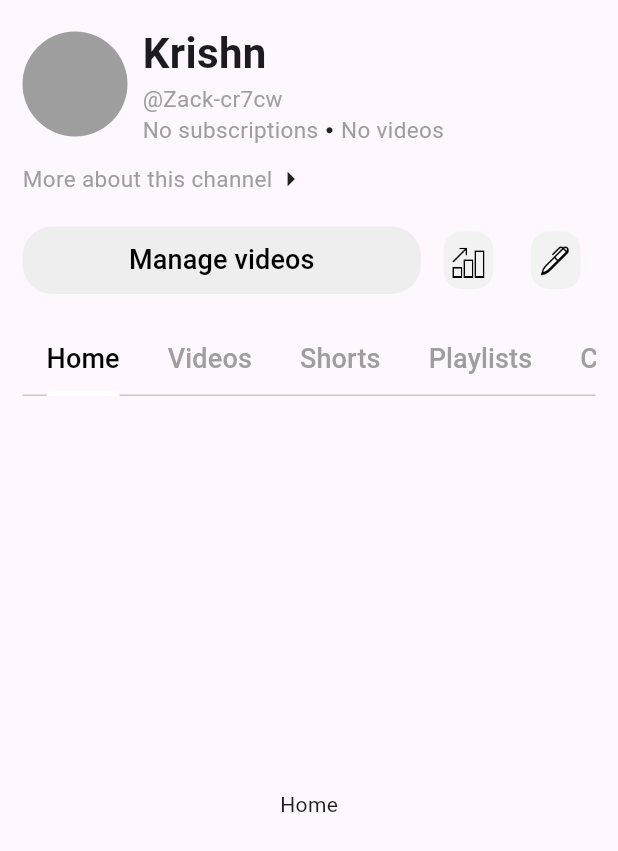
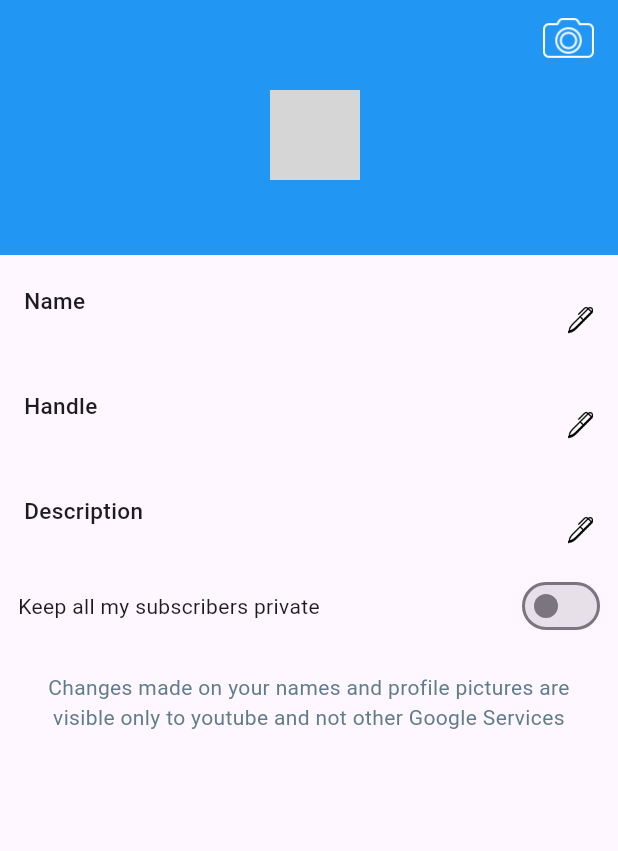
Before and after one commit to zack-04/vidstream, a Flutter app: the screen it shows once a user with an empty profile is signed in, on a phone screen of 412 x 824 dp. Shown: the top 851 px of the screen. Run offline on Flutter 3.47's test engine with Material 3 defaults, Android fonts, the phone set to English and light mode, and no system bars; our stand-ins replace cached_network_image, cloud_firestore, firebase_auth, firebase_core, flutter_riverpod, google_sign_in; accounts and stored records are empty; network calls fail; grey boxes are pictures that could not be loaded.

Commit message:
added  my channel settings UI

```diff
--- a/lib/features/channel/my_channel/pages/my_channel_page.dart
+++ b/lib/features/channel/my_channel/pages/my_channel_page.dart
@@ -1,44 +1,58 @@
 import 'package:flutter/material.dart';
+import 'package:flutter_riverpod/flutter_riverpod.dart';
+import 'package:vidstream/cores/screens/error_page.dart';
+import 'package:vidstream/cores/screens/loader.dart';
+import 'package:vidstream/features/auth/provider/user_provider.dart';
 import 'package:vidstream/features/channel/my_channel/parts/buttons.dart';
 import 'package:vidstream/features/channel/my_channel/parts/tab_bar.dart';
 import 'package:vidstream/features/channel/my_channel/parts/tab_pages.dart';
 import 'package:vidstream/features/channel/my_channel/parts/top_header.dart';
 
-class MyChannelPage extends StatelessWidget {
+class MyChannelPage extends ConsumerWidget {
   const MyChannelPage({super.key});
 
   @override
-  Widget build(BuildContext context) {
-    return const DefaultTabController(
+  Widget build(BuildContext context, WidgetRef ref) {
+    return ref.watch(currentUserProvider).when(
+          data: (currentUser) {
+            return DefaultTabController(
               length: 7,
               child: Scaffold(
                 body: SafeArea(
                   child: Padding(
-            padding: EdgeInsets.symmetric(horizontal: 15, vertical: 15),
+                    padding: const EdgeInsets.symmetric(
+                        horizontal: 15, vertical: 15),
                     child: Column(
                       crossAxisAlignment: CrossAxisAlignment.start,
                       children: [
-                TopHeader(),
-                SizedBox(height: 10),
-                Row(
+                        TopHeader(
+                          userModel: currentUser,
+                        ),
+                        const SizedBox(height: 10),
+                        const Row(
                           children: [
                             Text(
                               'More about this channel',
-                      style: TextStyle(fontSize: 15, color: Colors.grey),
+                              style:
+                                  TextStyle(fontSize: 15, color: Colors.grey),
                             ),
                             Icon(Icons.arrow_right_outlined)
                           ],
                         ),
-                SizedBox(height: 20),
-                Buttons(),
-                SizedBox(height: 20),
-                PageTabBar(),
-                TabPages(),
+                        const SizedBox(height: 20),
+                        const Buttons(),
+                        const SizedBox(height: 20),
+                        const PageTabBar(),
+                        const TabPages(),
                       ],
                     ),
                   ),
                 ),
               ),
             );
+          },
+          error: (error, stackTrace) => const ErrorPage(),
+          loading: () => const Loader(),
+        );
   }
 }
--- /dev/null
+++ b/lib/features/channel/my_channel/pages/my_channel_setting.dart
@@ -0,0 +1,118 @@
+import 'package:cached_network_image/cached_network_image.dart';
+import 'package:flutter/material.dart';
+import 'package:flutter_riverpod/flutter_riverpod.dart';
+import 'package:vidstream/cores/screens/error_page.dart';
+import 'package:vidstream/cores/screens/loader.dart';
+import 'package:vidstream/features/auth/provider/user_provider.dart';
+import 'package:vidstream/features/channel/my_channel/widgets/setting_field_item.dart';
+
+class MyChannelSettings extends ConsumerStatefulWidget {
+  const MyChannelSettings({super.key});
+
+  @override
+  ConsumerState<MyChannelSettings> createState() => _MyChannelSettingsState();
+}
+
+class _MyChannelSettingsState extends ConsumerState<MyChannelSettings> {
+  bool isSwitched = false;
+  @override
+  Widget build(BuildContext context) {
+    return ref.watch(currentUserProvider).when(
+          data: (currentUser) {
+            return Scaffold(
+              body: SafeArea(
+                child: Padding(
+                  padding:
+                      const EdgeInsets.symmetric(horizontal: 0, vertical: 0),
+                  child: Column(
+                    children: [
+                      Stack(
+                        children: [
+                          Container(
+                            height: 170,
+                            width: double.infinity,
+                            color: Colors.blue,
+                          ),
+                          Positioned(
+                            left: 180,
+                            top: 60,
+                            child: CircleAvatar(
+                              radius: 30,
+                              backgroundColor: Colors.grey,
+                              backgroundImage: CachedNetworkImageProvider(
+                                  currentUser.profilePic),
+                            ),
+                          ),
+                          Positioned(
+                            right: 16,
+                            top: 10,
+                            child: Image.asset(
+                              "assets/icons/camera.png",
+                              height: 34,
+                              color: Colors.white,
+                            ),
+                          ),
+                        ],
+                      ),
+
+                      // second part
+
+                      const SizedBox(height: 14),
+
+                      SettingsItem(
+                        identifier: "Name",
+                        onPressed: () {},
+                        value: currentUser.displayName,
+                      ),
+                      const SizedBox(height: 14),
+                      SettingsItem(
+                        identifier: "Handle",
+                        onPressed: () {},
+                        value: currentUser.userName,
+                      ),
+                      const SizedBox(height: 14),
+                      SettingsItem(
+                        identifier: "Description",
+                        onPressed: () {},
+                        value: currentUser.description,
+                      ),
+
+                      Padding(
+                        padding: const EdgeInsets.only(left: 12, right: 8),
+                        child: Row(
+                          mainAxisAlignment: MainAxisAlignment.spaceBetween,
+                          children: [
+                            const Text("Keep all my subscribers private"),
+                            Switch(
+                              value: isSwitched,
+                              onChanged: (value) {
+                                isSwitched = value;
+                                setState(() {});
+                              },
+                            ),
+                          ],
+                        ),
+                      ),
+
+                      const Padding(
+                        padding:
+                            EdgeInsets.symmetric(horizontal: 10, vertical: 20),
+                        child: Text(
+                          "Changes made on your names and profile pictures are visible only to youtube and not other Google Services",
+                          style: TextStyle(
+                            color: Colors.blueGrey,
+                          ),
+                          textAlign: TextAlign.center,
+                        ),
+                      ),
+                    ],
+                  ),
+                ),
+              ),
+            );
+          },
+          error: (error, stackTrace) => const ErrorPage(),
+          loading: () => const Loader(),
+        );
+  }
+}
--- a/lib/features/channel/my_channel/parts/top_header.dart
+++ b/lib/features/channel/my_channel/parts/top_header.dart
@@ -1,34 +1,41 @@
+import 'package:cached_network_image/cached_network_image.dart';
 import 'package:flutter/material.dart';
+import 'package:vidstream/features/auth/model/user_model.dart';
 
 class TopHeader extends StatelessWidget {
-  const TopHeader({super.key});
+  final UserModel userModel;
+  const TopHeader({
+    super.key,
+    required this.userModel,
+  });
 
   @override
   Widget build(BuildContext context) {
-    return const Column(
+    return Column(
       children: [
         Row(
           children: [
             CircleAvatar(
               backgroundColor: Colors.grey,
               radius: 35,
+              backgroundImage: CachedNetworkImageProvider(userModel.profilePic),
             ),
-            SizedBox(
+            const SizedBox(
               width: 10,
             ),
             Column(
               crossAxisAlignment: CrossAxisAlignment.start,
               children: [
                 Text(
-                  'Krishn',
-                  style: TextStyle(
+                  userModel.displayName,
+                  style: const TextStyle(
                     fontSize: 28,
                     fontWeight: FontWeight.bold,
                   ),
                 ),
                 Text(
-                  '@Zack-cr7cw',
-                  style: TextStyle(
+                  userModel.userName,
+                  style: const TextStyle(
                     fontSize: 15,
                     color: Colors.grey,
                   ),
@@ -36,25 +43,25 @@ class TopHeader extends StatelessWidget {
                 Row(
                   children: [
                     Text(
-                      'No subscriptions',
-                      style: TextStyle(
+                      "${userModel.subscriptions.length} subscriptions",
+                      style: const TextStyle(
                         fontSize: 15,
                         color: Colors.grey,
                       ),
                     ),
-                    SizedBox(
+                    const SizedBox(
                       width: 5,
                     ),
-                    Icon(
+                    const Icon(
                       Icons.circle,
                       size: 5,
                     ),
-                    SizedBox(
+                    const SizedBox(
                       width: 5,
                     ),
                     Text(
-                      'No videos',
-                      style: TextStyle(
+                      "${userModel.videos} videos",
+                      style: const TextStyle(
                         fontSize: 15,
                         color: Colors.grey,
                       ),
--- a/lib/main.dart
+++ b/lib/main.dart
@@ -7,6 +7,7 @@ import 'package:vidstream/cores/screens/loader.dart';
 import 'package:vidstream/features/auth/pages/login_page.dart';
 import 'package:vidstream/features/auth/pages/username_page.dart';
 import 'package:vidstream/features/channel/my_channel/pages/my_channel_page.dart';
+import 'package:vidstream/features/channel/my_channel/pages/my_channel_setting.dart';
 import 'package:vidstream/firebase_options.dart';
 
 void main() async {
@@ -55,7 +56,7 @@ class MyApp extends StatelessWidget {
               } else if (snapshot.connectionState == ConnectionState.waiting) {
                 return const Loader();
               }
-              return const MyChannelPage();
+              return const MyChannelSettings();
             },
           );
         },
```
Also changed, not shown: assets/icons/camera.png (added). Lines whose indentation alone changed are shown as unchanged.
